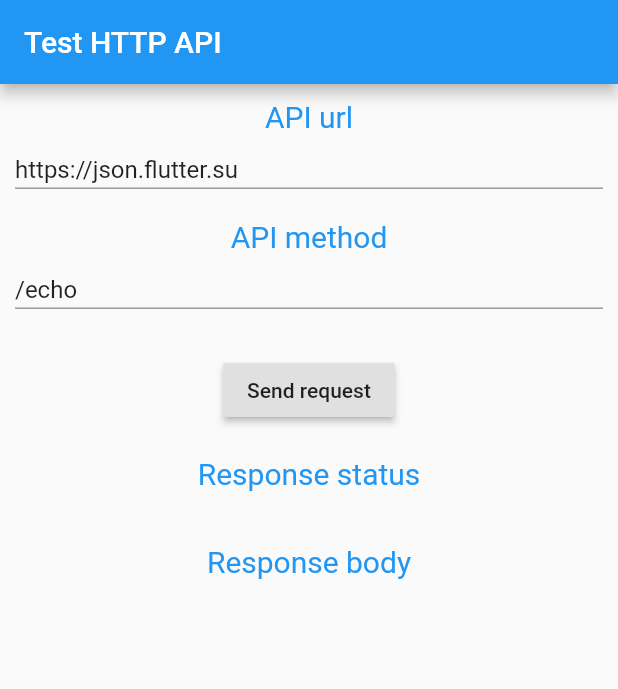
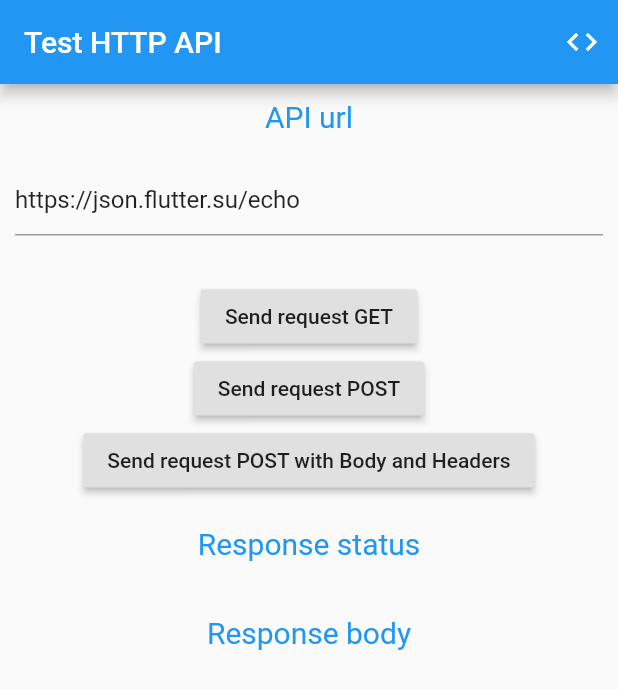
Before and after one commit to flutter-tutorial/test_http, a Flutter app: the screen it shows after launch, on a phone screen of 412 x 824 dp. Shown: the top 689 px of the screen. Run offline on Flutter 3.47's test engine with Material 2 defaults, Android fonts, the phone set to English and light mode, and no system bars; our stand-ins replace string_scanner.

Commit message:
Update code

```diff
--- a/lib/main.dart
+++ b/lib/main.dart
@@ -1,96 +1,103 @@
 import 'package:flutter/material.dart';
 import 'package:http/http.dart' as http;
+import 'show_code.dart';
 
 class TestHttp extends StatefulWidget {
-  final String url, method;
+  final String url;
 
-  TestHttp({String url, method}):url = url, method = method;
+  TestHttp({String url}):url = url;
 
   @override
   State<StatefulWidget> createState() => TestHttpState();
-}//TestHttp
-
-class ListTestHttp extends StatelessWidget {
-  final Widget _title;
-  final Widget _content;
-
-  ListTestHttp({Widget title,content}): _title = title, _content = content;
-
-  Widget _construct() {
-    if (_title != null && _content != null) {
-      return Column(children: <Widget>[_title, Expanded(child: _content)],);
-    }
-
-    return _content;
-  }//_construct
-
-  @override
-  Widget build(BuildContext context) {
-    return Container(child: _construct(), height: 80.0, padding: EdgeInsets.all(10.0),);
-  }//build
-}//ListTestHttp
+}// TestHttp
 
 class TestHttpState extends State<TestHttp> {
   final _formKey = GlobalKey<FormState>();
 
-  String _url, _method, _body;
+  String _url, _body;
   int _status;
 
   @override
   void initState() {
     _url = widget.url;
-    _method = widget.method;
-
     super.initState();
   }//initState
+
+  _sendRequestGet() {
+    if(_formKey.currentState.validate()) {
+      _formKey.currentState.save();//update form data
+
+      http.get(_url).then((response){
+        _status = response.statusCode;
+        _body = response.body;
+
+        setState(() {});//reBuildWidget
+      }).catchError((error){
+        _status = 0;
+        _body = error.toString();
+
+        setState(() {});//reBuildWidget
+      });
+    }
+  }//_sendRequestGet
+
+  _sendRequestPost() async {
+    if(_formKey.currentState.validate()) {
+      _formKey.currentState.save();//update form data
+
+      try {
+        var response = await http.post(_url);
+
+        _status = response.statusCode;
+        _body = response.body;
+      } catch (error) {
+        _status = 0;
+        _body = error.toString();
+      }
+      setState(() {});//reBuildWidget
+    }
+  }//_sendRequestPost
+
+  _sendRequestPostBodyHeaders() async {
+    if(_formKey.currentState.validate()) {
+      _formKey.currentState.save();//update form data
+
+      try {
+        var response = await http.post(_url,
+                      body: {'name':'test','num':'10'},
+                      headers: {'Accept':'application/json'}
+                      );
+
+        _status = response.statusCode;
+        _body = response.body;
+      } catch (error) {
+        _status = 0;
+        _body = error.toString();
+      }
+      setState(() {});//reBuildWidget
+    }
+  }//_sendRequestPost
 
 
   Widget build(BuildContext context) {
     return Form(key: _formKey, child: SingleChildScrollView(child: Column(
       children: <Widget>[
-        ListTestHttp(
-            content: TextFormField(initialValue: _url, validator: (value){if (value.isEmpty) return 'API url isEmpty';}, onSaved: (value){_url = value;}, autovalidate: true),
-            title: Text('API url', style: TextStyle(fontSize: 20.0,color: Colors.blue))
+        Container(
+            child: Text('API url', style: TextStyle(fontSize: 20.0,color: Colors.blue)),
+            padding: EdgeInsets.all(10.0)
         ),
-        ListTestHttp(
-            content: TextFormField(initialValue: _method, validator: (value){if (value.isEmpty) return 'API method isEmpty';}, onSaved: (value){_method = value;}, autovalidate: true),
-            title: Text('API method', style: TextStyle(fontSize: 20.0,color: Colors.blue)),
+        Container(
+            child: TextFormField(initialValue: _url, validator: (value){if (value.isEmpty) return 'API url isEmpty';}, onSaved: (value){_url = value;}, autovalidate: true),
+            padding: EdgeInsets.all(10.0)
         ),
         SizedBox(height: 20.0),
-        RaisedButton(
-          child: Text('Send request'),
-          onPressed: () async {
-            if(_formKey.currentState.validate()) {
-              _formKey.currentState.save();
-
-              try {
-                var response = await http.get('$_url$_method');
-
-                _status = response.statusCode;
-                _body = response.body;
-
-
-                print("Response status: ${_status}");
-                print("Response body: ${_body}");
-
-              } catch (error) {
-                print(error);
-              }
-
-              setState(() {
-              });
-
-
-            }
-          }
-        ),
+        RaisedButton(child: Text('Send request GET'), onPressed: _sendRequestGet),
+        RaisedButton(child: Text('Send request POST'), onPressed: _sendRequestPost),
+        RaisedButton(child: Text('Send request POST with Body and Headers'), onPressed: _sendRequestPostBodyHeaders),
         SizedBox(height: 20.0),
-
         Text('Response status', style: TextStyle(fontSize: 20.0,color: Colors.blue)),
         Text(_status == null ? '' :_status.toString()),
-
         SizedBox(height: 20.0),
-
         Text('Response body', style: TextStyle(fontSize: 20.0,color: Colors.blue)),
         Text(_body == null ? '' : _body),
       ],
@@ -98,12 +105,24 @@ class TestHttpState extends State<TestHttp> {
   }//build
 }//TestHttpState
 
+class MyApp extends StatelessWidget {
+  @override
+  Widget build(BuildContext context) {
+    return Scaffold(
+        appBar: AppBar(
+          title: Text('Test HTTP API'),
+          actions: <Widget>[IconButton(icon: Icon(Icons.code), tooltip: 'Code', onPressed: (){
+            Navigator.push(context, MaterialPageRoute(builder: (context) => CodeScreen()));
+          })],
+        ),
+        body: TestHttp(url: 'https://json.flutter.su/echo')
+    );
+  }
+}
+
 void main() => runApp(
-    new MaterialApp(
+    MaterialApp(
         debugShowCheckedModeBanner: false,
-        home: new Scaffold(
-            appBar: new AppBar(title: new Text('Test HTTP API')),
-            body: new TestHttp(url: 'https://json.flutter.su', method: '/echo')
-        )
+        home: MyApp()
     )
 );
--- a/pubspec.yaml
+++ b/pubspec.yaml
@@ -1,7 +1,7 @@
 name: flutter_test_http
 description: A new Flutter application.
 
-version: 1.0.0+1
+version: 1.0.1+1
 
 environment:
   sdk: ">=2.0.0-dev.68.0 <3.0.0"
@@ -18,3 +18,5 @@ dev_dependencies:
 
 flutter:
   uses-material-design: true
+  assets:
+    - lib/main.dart
```
Also changed, not shown: lib/code_view.dart (added, +87 -0 lines), lib/show_code.dart (added, +12 -0 lines), lib/syntax_highlighter.dart (added, +358 -0 lines), assets/screenshot_01.jpg (added), assets/screenshot_02.jpg (added), 2 other files.
